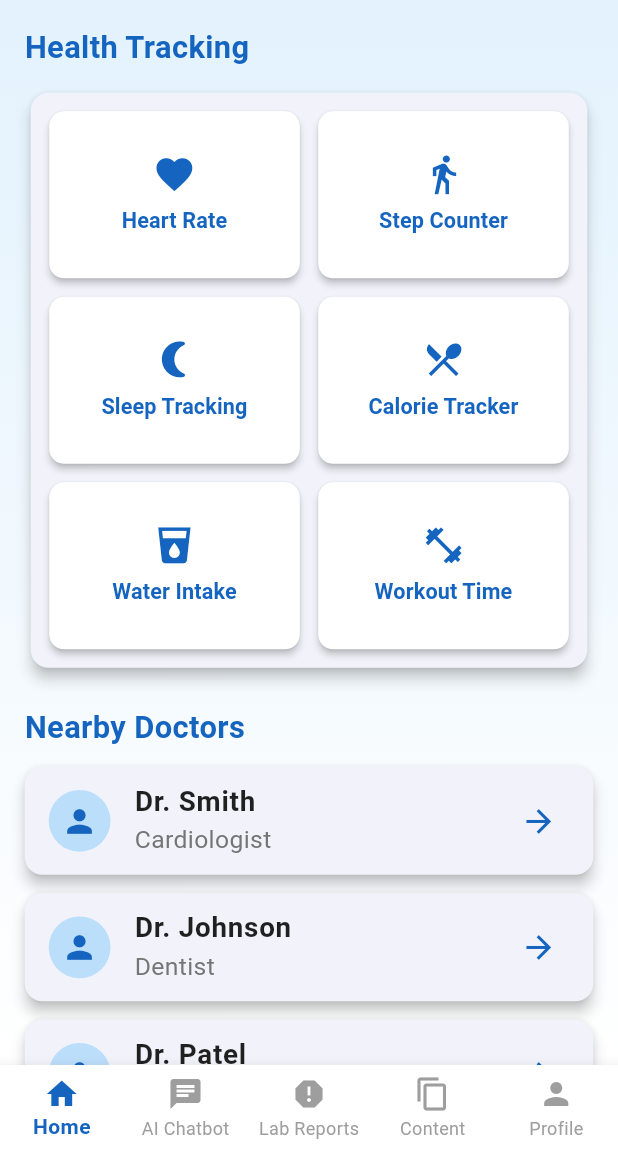
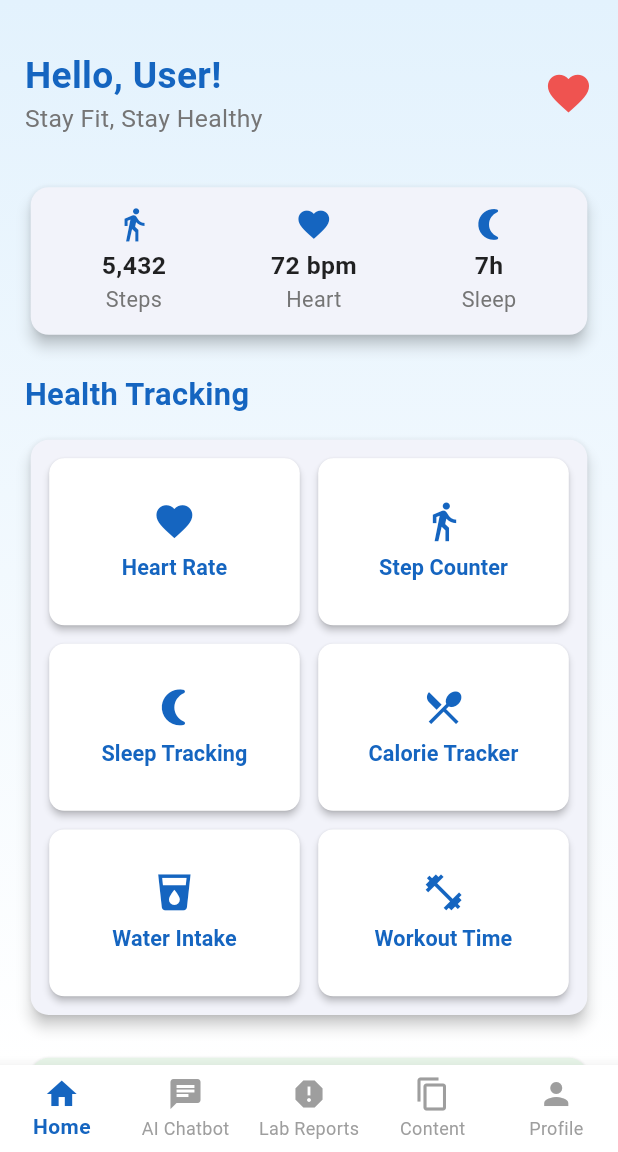
Before and after one commit to DharmikGohil013/Neural-Nexus, a Flutter app: the HomePage screen opened directly, on a phone screen of 412 x 824 dp, the part 84-1236 px from its top. Run offline on Flutter 3.47's test engine with Material 3 defaults, Android fonts, the light colour scheme and no system bars.

Commit message:
home cusomize
goo !!!

```diff
--- a/neural_nexus/lib/home.dart
+++ b/neural_nexus/lib/home.dart
@@ -77,7 +77,7 @@ class _HomePageState extends State<HomePage> {
   Widget _buildDrawer(BuildContext context) {
     return Drawer(
       child: Container(
-        color: Colors.blue.shade50, // Subtle background color
+        color: Colors.blue.shade50,
         child: Column(
           children: [
             Container(
@@ -90,6 +90,7 @@ class _HomePageState extends State<HomePage> {
                   end: Alignment.bottomRight,
                 ),
               ),
+              child: SafeArea(
                 child: Column(
                   mainAxisAlignment: MainAxisAlignment.center,
                   children: [
@@ -112,6 +113,7 @@ class _HomePageState extends State<HomePage> {
                       ),
                     ),
                   ],
+                ),
               ),
             ),
             Expanded(
@@ -151,8 +153,7 @@ class _HomePageState extends State<HomePage> {
                     icon: Icons.logout,
                     title: 'Logout',
                     onTap: () {
-                      Navigator.pop(context);
-                      // TODO: Implement proper logout logic
+                      _showLogoutDialog(context);
                     },
                     color: Colors.red,
                   ),
@@ -161,6 +162,34 @@ class _HomePageState extends State<HomePage> {
             ),
           ],
         ),
+      ),
+    );
+  }
+
+  void _showLogoutDialog(BuildContext context) {
+    showDialog(
+      context: context,
+      builder: (context) => AlertDialog(
+        title: const Text('Logout'),
+        content: const Text('Are you sure you want to logout?'),
+        actions: [
+          TextButton(
+            onPressed: () => Navigator.pop(context),
+            child: const Text('Cancel', style: TextStyle(color: Colors.grey)),
+          ),
+          ElevatedButton(
+            onPressed: () {
+              Navigator.pop(context); // Close dialog
+              Navigator.pop(context); // Close drawer
+              // TODO: Add proper logout navigation (e.g., to LoginPage)
+            },
+            style: ElevatedButton.styleFrom(
+              backgroundColor: Colors.red,
+              foregroundColor: Colors.white,
+            ),
+            child: const Text('Logout'),
+          ),
+        ],
       ),
     );
   }
@@ -219,6 +248,59 @@ class _HomeContentState extends State<HomeContent> {
         child: Column(
           crossAxisAlignment: CrossAxisAlignment.start,
           children: [
+            // Header with Greeting
+            Container(
+              padding: EdgeInsets.symmetric(vertical: MediaQuery.of(context).size.height * 0.02),
+              child: Row(
+                mainAxisAlignment: MainAxisAlignment.spaceBetween,
+                children: [
+                  Column(
+                    crossAxisAlignment: CrossAxisAlignment.start,
+                    children: [
+                      Text(
+                        "Hello, User!",
+                        style: TextStyle(
+                          fontSize: MediaQuery.of(context).size.width * 0.06,
+                          fontWeight: FontWeight.bold,
+                          color: Colors.blue.shade800,
+                        ),
+                      ),
+                      Text(
+                        "Stay Fit, Stay Healthy",
+                        style: TextStyle(
+                          fontSize: MediaQuery.of(context).size.width * 0.04,
+                          color: Colors.grey.shade600,
+                        ),
+                      ),
+                    ],
+                  ),
+                  Icon(
+                    Icons.favorite,
+                    color: Colors.red.shade400,
+                    size: MediaQuery.of(context).size.width * 0.08,
+                  ),
+                ],
+              ),
+            ),
+            SizedBox(height: MediaQuery.of(context).size.height * 0.015),
+            // Health Summary
+            Card(
+              elevation: 4,
+              shape: RoundedRectangleBorder(borderRadius: BorderRadius.circular(12)),
+              child: Padding(
+                padding: EdgeInsets.all(MediaQuery.of(context).size.width * 0.03),
+                child: Row(
+                  mainAxisAlignment: MainAxisAlignment.spaceAround,
+                  children: [
+                    _buildSummaryItem(context, "Steps", "5,432", Icons.directions_walk),
+                    _buildSummaryItem(context, "Heart", "72 bpm", Icons.favorite),
+                    _buildSummaryItem(context, "Sleep", "7h", Icons.nightlight_round),
+                  ],
+                ),
+              ),
+            ),
+            SizedBox(height: MediaQuery.of(context).size.height * 0.025),
+            // Health Tracking
             Text(
               "Health Tracking",
               style: TextStyle(
@@ -257,6 +339,32 @@ class _HomeContentState extends State<HomeContent> {
               ),
             ),
             SizedBox(height: MediaQuery.of(context).size.height * 0.025),
+            // Daily Tip Banner
+            Card(
+              elevation: 2,
+              color: Colors.green.shade50,
+              shape: RoundedRectangleBorder(borderRadius: BorderRadius.circular(12)),
+              child: Padding(
+                padding: EdgeInsets.all(MediaQuery.of(context).size.width * 0.03),
+                child: Row(
+                  children: [
+                    Icon(Icons.lightbulb_outline, color: Colors.green.shade600),
+                    SizedBox(width: MediaQuery.of(context).size.width * 0.03),
+                    Expanded(
+                      child: Text(
+                        "Tip of the Day: Drink 8 glasses of water!",
+                        style: TextStyle(
+                          fontSize: MediaQuery.of(context).size.width * 0.04,
+                          color: Colors.green.shade800,
+                        ),
+                      ),
+                    ),
+                  ],
+                ),
+              ),
+            ),
+            SizedBox(height: MediaQuery.of(context).size.height * 0.025),
+            // Nearby Doctors
             Text(
               "Nearby Doctors",
               style: TextStyle(
@@ -267,7 +375,7 @@ class _HomeContentState extends State<HomeContent> {
             ),
             SizedBox(height: MediaQuery.of(context).size.height * 0.015),
             ..._buildDoctorCards(),
-            SizedBox(height: MediaQuery.of(context).size.height * 0.025), // Bottom padding
+            SizedBox(height: MediaQuery.of(context).size.height * 0.025),
           ],
         ),
       ),
@@ -278,6 +386,30 @@ class _HomeContentState extends State<HomeContent> {
     if (width > 900) return 4;
     if (width > 600) return 3;
     return 2;
+  }
+
+  Widget _buildSummaryItem(BuildContext context, String label, String value, IconData icon) {
+    return Column(
+      children: [
+        Icon(icon, size: MediaQuery.of(context).size.width * 0.06, color: Colors.blue.shade800),
+        SizedBox(height: 4),
+        Text(
+          value,
+          style: TextStyle(
+            fontSize: MediaQuery.of(context).size.width * 0.04,
+            fontWeight: FontWeight.bold,
+            color: Colors.black87,
+          ),
+        ),
+        Text(
+          label,
+          style: TextStyle(
+            fontSize: MediaQuery.of(context).size.width * 0.035,
+            color: Colors.grey.shade600,
+          ),
+        ),
+      ],
+    );
   }
 
   Widget _buildFeatureButton(BuildContext context, String label, IconData icon, int index) {
@@ -324,16 +456,17 @@ class _HomeContentState extends State<HomeContent> {
 
   List<Widget> _buildDoctorCards() {
     final doctors = [
-      {"name": "Dr. Smith", "specialty": "Cardiologist"},
-      {"name": "Dr. Johnson", "specialty": "Dentist"},
-      {"name": "Dr. Patel", "specialty": "Orthopedic"},
-      {"name": "Dr. Lee", "specialty": "Neurologist"},
+      {"name": "Dr. Smith", "specialty": "Cardiologist", "distance": "2.3 mi"},
+      {"name": "Dr. Johnson", "specialty": "Dentist", "distance": "1.8 mi"},
+      {"name": "Dr. Patel", "specialty": "Orthopedic", "distance": "3.5 mi"},
+      {"name": "Dr. Lee", "specialty": "Neurologist", "distance": "2.1 mi"},
     ];
 
     return doctors
         .map((doctor) => DoctorCard(
       name: doctor["name"]!,
       specialty: doctor["specialty"]!,
+      distance: doctor["distance"]!,
     ))
         .toList();
   }
@@ -342,8 +475,9 @@ class _HomeContentState extends State<HomeContent> {
 class DoctorCard extends StatelessWidget {
   final String name;
   final String specialty;
+  final String distance;
 
-  const DoctorCard({super.key, required this.name, required this.specialty});
+  const DoctorCard({super.key, required this.name, required this.specialty, required this.distance});
 
   @override
   Widget build(BuildContext context) {
@@ -370,18 +504,25 @@ class DoctorCard extends StatelessWidget {
           ),
         ),
         subtitle: Text(
-          specialty,
+          "$specialty • $distance",
           style: TextStyle(
             fontSize: MediaQuery.of(context).size.width * 0.04,
             color: Colors.grey.shade600,
           ),
         ),
-        trailing: Icon(
-          Icons.arrow_forward,
-          size: MediaQuery.of(context).size.width * 0.06,
-          color: Colors.blue.shade800,
+        trailing: ElevatedButton(
+          onPressed: () {},
+          style: ElevatedButton.styleFrom(
+            backgroundColor: Colors.blue.shade800,
+            foregroundColor: Colors.white,
+            shape: RoundedRectangleBorder(borderRadius: BorderRadius.circular(8)),
+            padding: EdgeInsets.symmetric(horizontal: 8),
           ),
-        onTap: () {},
+          child: Text(
+            "Book",
+            style: TextStyle(fontSize: MediaQuery.of(context).size.width * 0.035),
+          ),
+        ),
       ),
     );
   }
```
Lines whose indentation alone changed are shown as unchanged.
